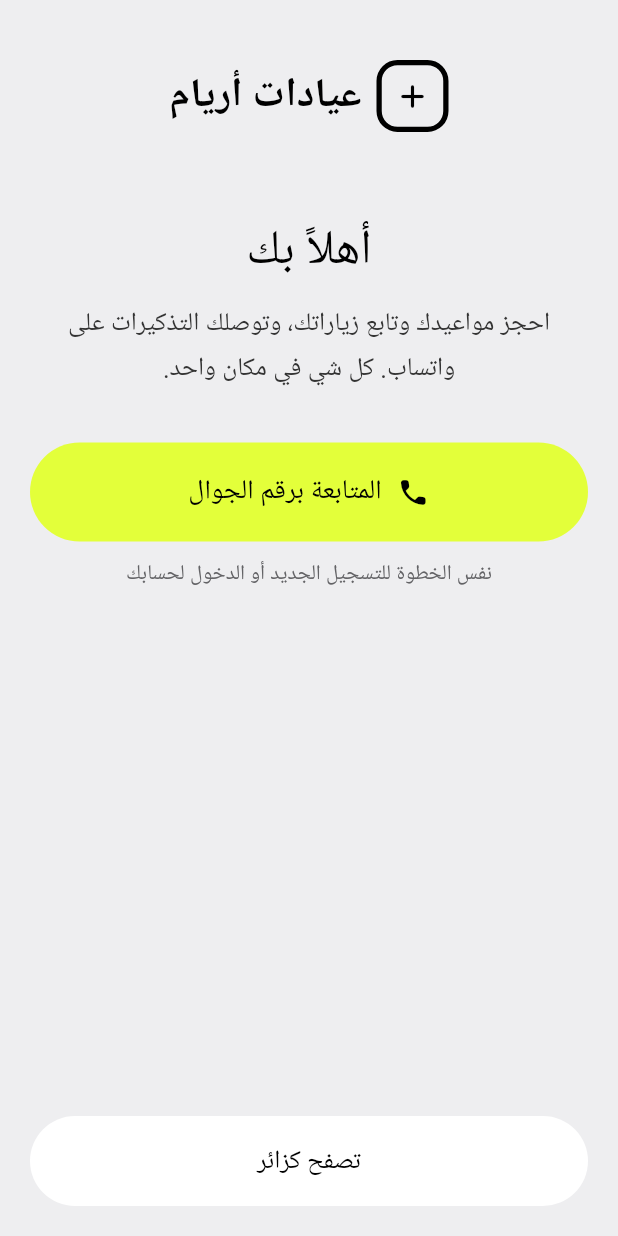
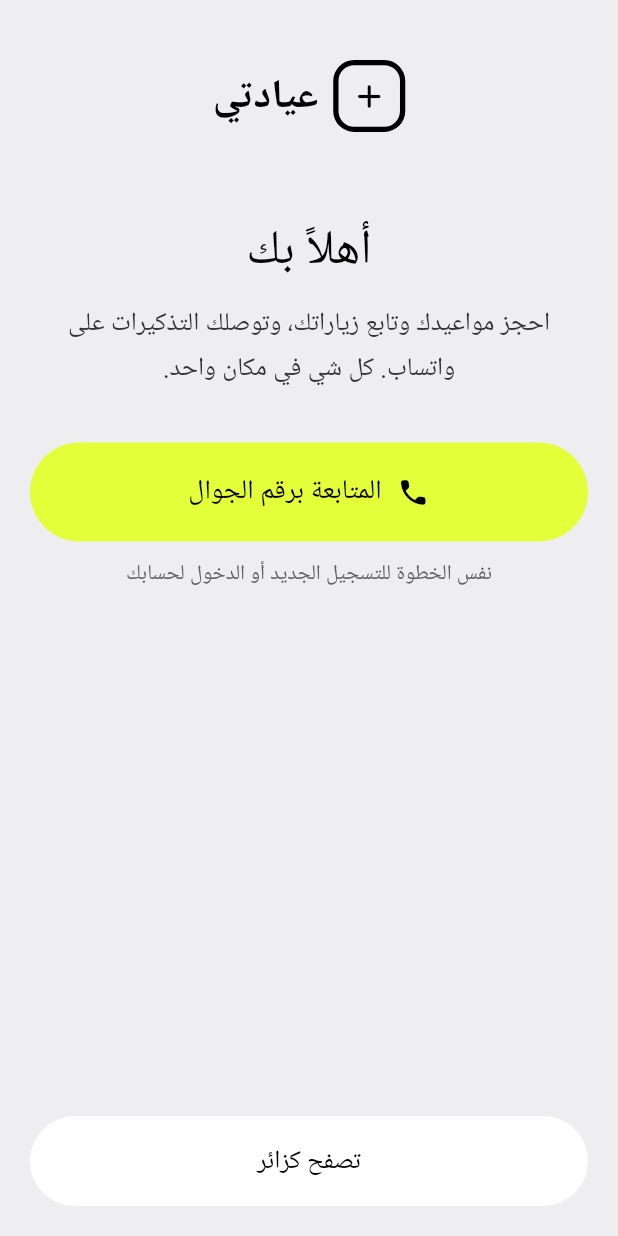
Before and after one commit to abu-abdullah-alghamdi/new-app, a Flutter app: the screen it shows after launch, on a phone screen of 412 x 824 dp. Run offline on Flutter 3.47's test engine with Material 3 defaults, Android fonts, the phone set to English and light mode, and no system bars; our stand-ins replace google_fonts; Roboto replaces fonts that are missing (Ibm Plex Sans Arabic).

Commit message:
تغيير اسم التطبيق إلى عيادتي
Co-Authored-By: Claude Opus 5.5 <noreply@anthropic.com>
Claude-Session: https://claude.ai/code/session_013i99uKGXP3vi82BpB56Vzz

```diff
--- a/lib/main.dart
+++ b/lib/main.dart
@@ -52,7 +52,7 @@ class AreemApp extends StatelessWidget {
     return AppScope(
       state: appState,
       child: MaterialApp(
-        title: 'عيادات أريام',
+        title: 'عيادتي',
         debugShowCheckedModeBanner: false,
         locale: const Locale('ar'),
         supportedLocales: const [Locale('ar')],
--- a/lib/screens/welcome_screen.dart
+++ b/lib/screens/welcome_screen.dart
@@ -41,7 +41,7 @@ class WelcomeScreen extends StatelessWidget {
                           ),
                         ),
                         const SizedBox(width: 10),
-                        Flexible(child: Text('عيادات أريام', style: ts(27, weight: FontWeight.w600))),
+                        Flexible(child: Text('عيادتي', style: ts(27, weight: FontWeight.w600))),
                       ],
                     ),
                     const SizedBox(height: 56),
--- a/pubspec.yaml
+++ b/pubspec.yaml
@@ -1,5 +1,5 @@
 name: areem_clinics
-description: تطبيق حجز مواعيد عيادات أريام
+description: تطبيق حجز مواعيد عيادتي
 publish_to: 'none'
 version: 1.0.0+1
 
```
Also changed, not shown: 2 other files.
